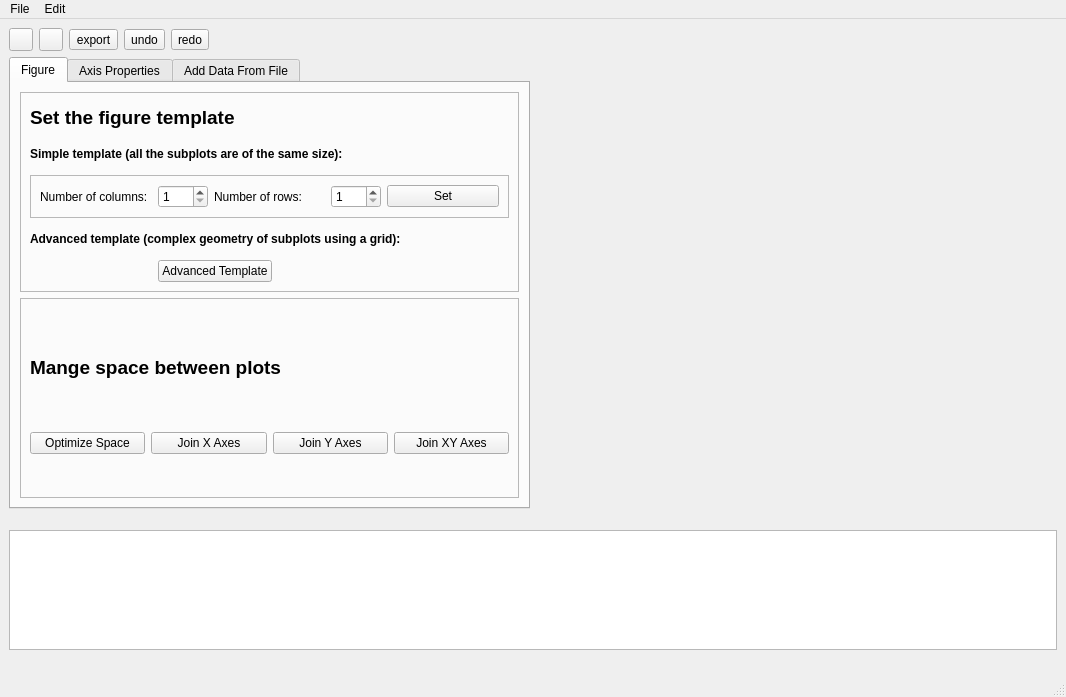
hadrianmontes/Plotter2, file ui/plotter.ui: the form before one commit.
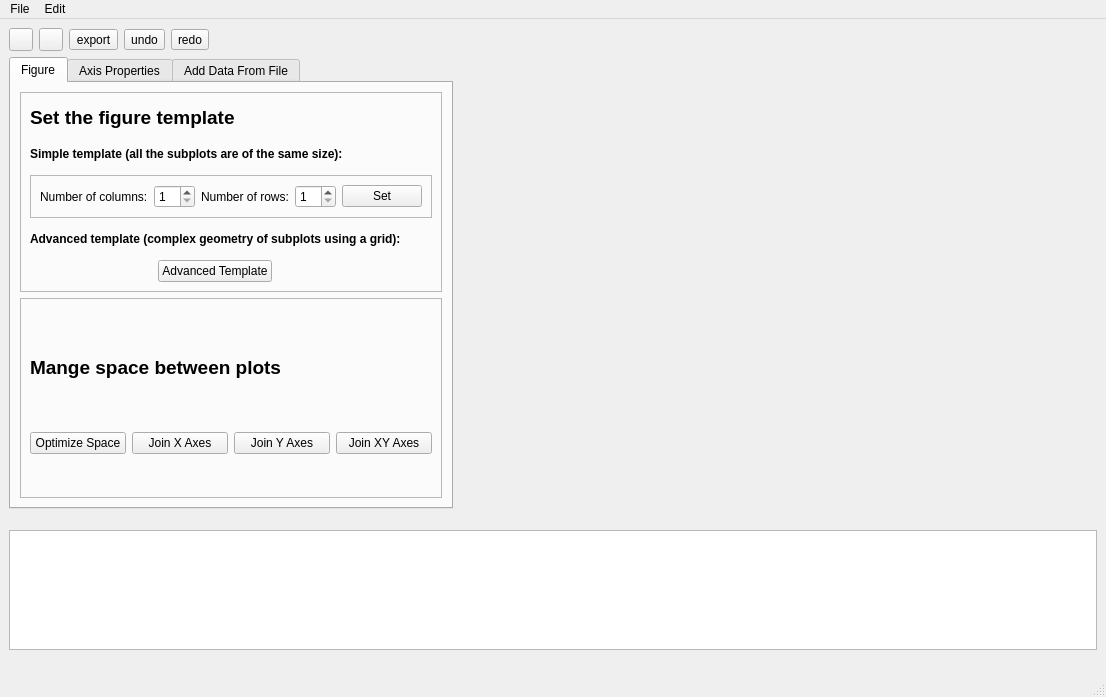
The form after the commit. The open tabs and pages were chosen to show the change. Icons and pictures are not drawn.

Commit message: Created the figure tab

```diff
--- a/ui/plotter.ui
+++ b/ui/plotter.ui
@@ -7,7 +7,7 @@
    <rect>
     <x>0</x>
     <y>0</y>
-    <width>1066</width>
+    <width>1106</width>
     <height>697</height>
    </rect>
   </property>
@@ -137,6 +137,12 @@
      <layout class="QGridLayout" name="layout_2">
       <item row="0" column="0">
        <widget class="QTabWidget" name="properties_tab">
+        <property name="sizePolicy">
+         <sizepolicy hsizetype="Fixed" vsizetype="Expanding">
+          <horstretch>0</horstretch>
+          <verstretch>0</verstretch>
+         </sizepolicy>
+        </property>
         <property name="maximumSize">
          <size>
           <width>550</width>
@@ -846,7 +852,7 @@
     <rect>
      <x>0</x>
      <y>0</y>
-     <width>1066</width>
+     <width>1106</width>
      <height>25</height>
     </rect>
    </property>
```
Left out of the diff: 7 changed lines with no effect on the pictures. The commit also changes 1 other file.
